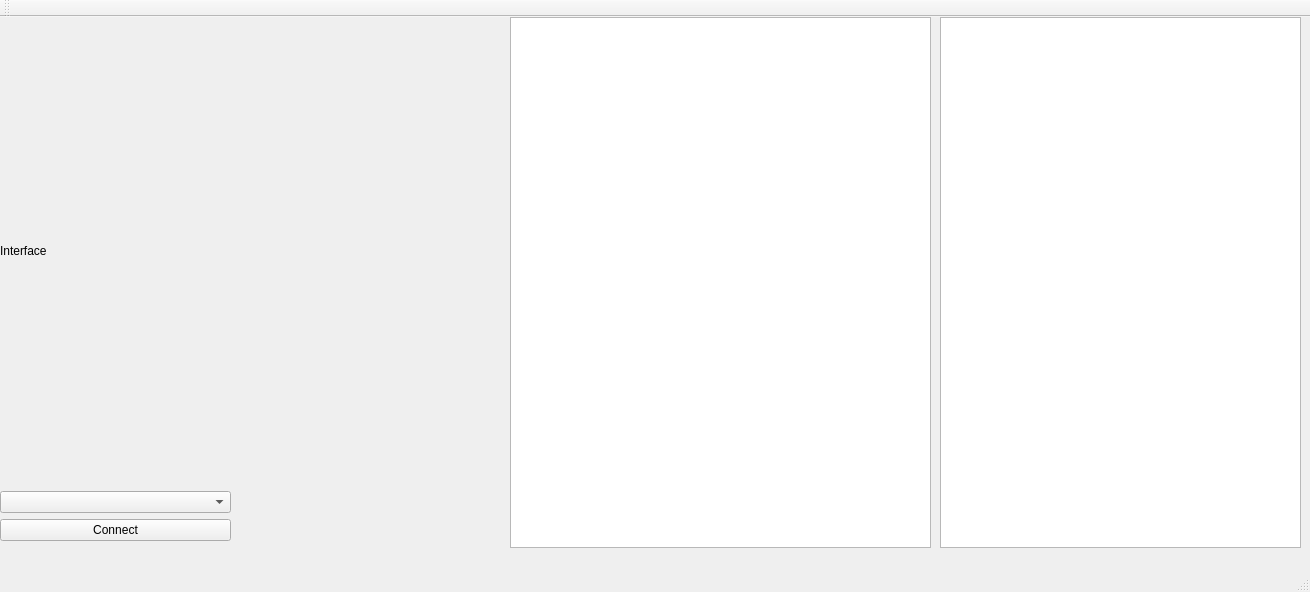
This is qt/CanMaster/forms/canmaster.ui in root-93/CAN-Master as Qt 5 draws it before an edit. The edited form follows.
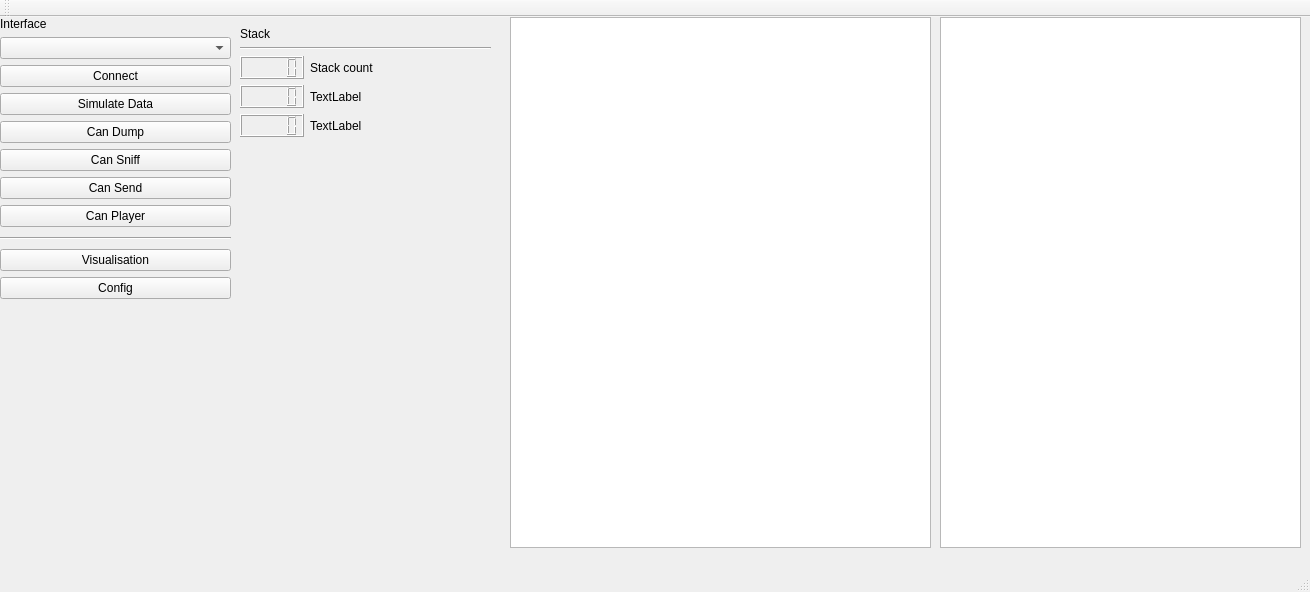
This is the edited form.

```diff
--- a/qt/CanMaster/forms/canmaster.ui
+++ b/qt/CanMaster/forms/canmaster.ui
@@ -71,15 +71,172 @@
        </property>
       </widget>
      </item>
+     <item>
+      <widget class="QPushButton" name="btnGen">
+       <property name="text">
+        <string>Simulate Data</string>
+       </property>
+      </widget>
+     </item>
+     <item>
+      <widget class="QPushButton" name="btnDump">
+       <property name="acceptDrops">
+        <bool>false</bool>
+       </property>
+       <property name="text">
+        <string>Can Dump</string>
+       </property>
+       <property name="checkable">
+        <bool>false</bool>
+       </property>
+      </widget>
+     </item>
+     <item>
+      <widget class="QPushButton" name="btnSniff">
+       <property name="text">
+        <string>Can Sniff</string>
+       </property>
+      </widget>
+     </item>
+     <item>
+      <widget class="QPushButton" name="pushButton">
+       <property name="text">
+        <string>Can Send</string>
+       </property>
+      </widget>
+     </item>
+     <item>
+      <widget class="QPushButton" name="pushButton_2">
+       <property name="text">
+        <string>Can Player</string>
+       </property>
+      </widget>
+     </item>
+     <item>
+      <widget class="Line" name="line_2">
+       <property name="minimumSize">
+        <size>
+         <width>0</width>
+         <height>10</height>
+        </size>
+       </property>
+       <property name="lineWidth">
+        <number>1</number>
+       </property>
+       <property name="orientation">
+        <enum>Qt::Horizontal</enum>
+       </property>
+      </widget>
+     </item>
+     <item>
+      <widget class="QPushButton" name="btnViz">
+       <property name="text">
+        <string>Visualisation</string>
+       </property>
+      </widget>
+     </item>
+     <item>
+      <widget class="QPushButton" name="btnConfig">
+       <property name="text">
+        <string>Config</string>
+       </property>
+      </widget>
+     </item>
      <item>
       <spacer name="verticalSpacer">
        <property name="orientation">
         <enum>Qt::Vertical</enum>
        </property>
+       <property name="sizeHint" stdset="0">
+        <size>
+         <width>0</width>
+         <height>0</height>
+        </size>
+       </property>
       </spacer>
      </item>
     </layout>
    </widget>
+   <widget class="QWidget" name="verticalLayoutWidget_2">
+    <property name="geometry">
+     <rect>
+      <x>240</x>
+      <y>10</y>
+      <width>251</width>
+      <height>251</height>
+     </rect>
+    </property>
+    <layout class="QVBoxLayout" name="verticalLayout_2">
+     <item>
+      <widget class="QLabel" name="label_3">
+       <property name="text">
+        <string>Stack</string>
+       </property>
+      </widget>
+     </item>
+     <item>
+      <widget class="Line" name="line">
+       <property name="orientation">
+        <enum>Qt::Horizontal</enum>
+       </property>
+      </widget>
+     </item>
+     <item>
+      <layout class="QFormLayout" name="formLayout">
+       <item row="0" column="0">
+        <widget class="QLCDNumber" name="lcdNum1">
+         <property name="whatsThis">
+          <string extracomment="gfdggfd"/>
+         </property>
+         <property name="smallDecimalPoint">
+          <bool>false</bool>
+         </property>
+        </widget>
+       </item>
+       <item row="0" column="1">
+        <widget class="QLabel" name="label_2">
+         <property name="text">
+          <string>Stack count</string>
+         </property>
+        </widget>
+       </item>
+       <item row="1" column="0">
+        <widget class="QLCDNumber" name="lcdNum2"/>
+       </item>
+       <item row="2" column="0">
+        <widget class="QLCDNumber" name="lcdNum3"/>
+       </item>
+       <item row="1" column="1">
+        <widget class="QLabel" name="label_4">
+         <property name="text">
+          <string>TextLabel</string>
+         </property>
+        </widget>
+       </item>
+       <item row="2" column="1">
+        <widget class="QLabel" name="label_5">
+         <property name="text">
+          <string>TextLabel</string>
+         </property>
+        </widget>
+       </item>
+       <item row="3" column="1">
+        <spacer name="verticalSpacer_2">
+         <property name="orientation">
+          <enum>Qt::Vertical</enum>
+         </property>
+         <property name="sizeHint" stdset="0">
+          <size>
+           <width>20</width>
+           <height>40</height>
+          </size>
+         </property>
+        </spacer>
+       </item>
+      </layout>
+     </item>
+    </layout>
+   </widget>
   </widget>
   <widget class="QMenuBar" name="menubar">
    <property name="geometry">
```
Left out of the diff: 9 changed lines with no effect on the pictures.
